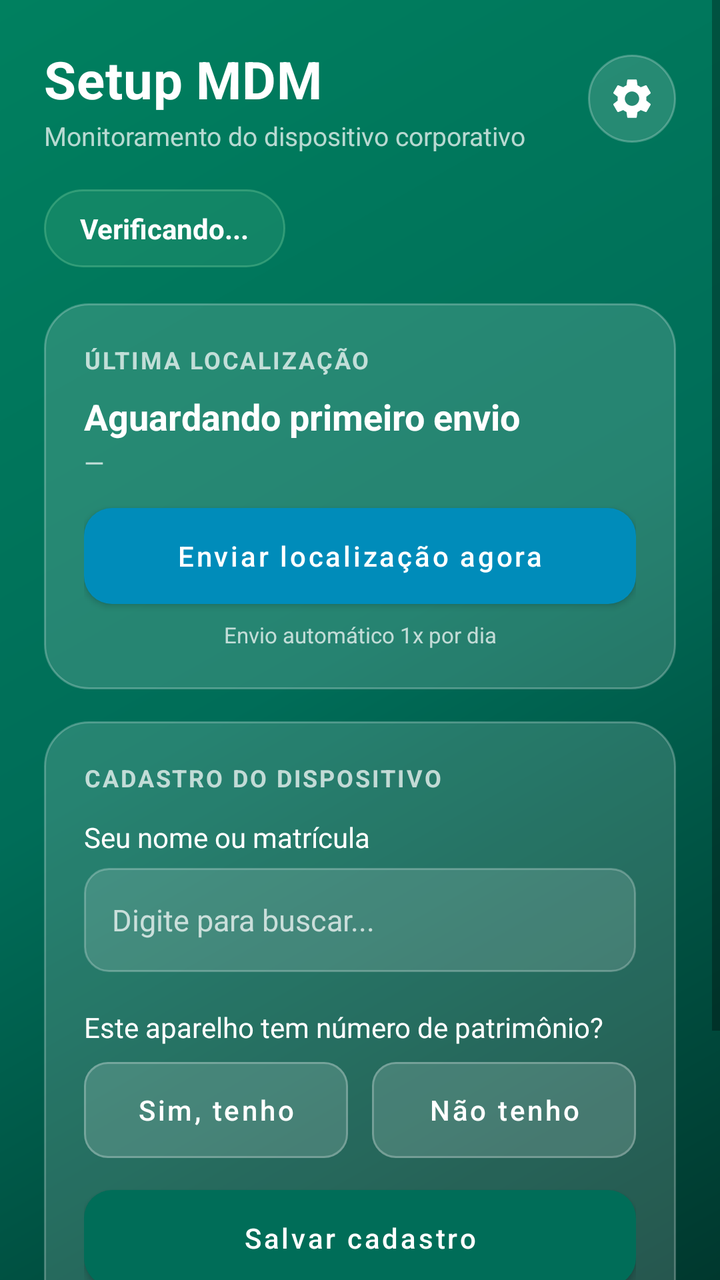
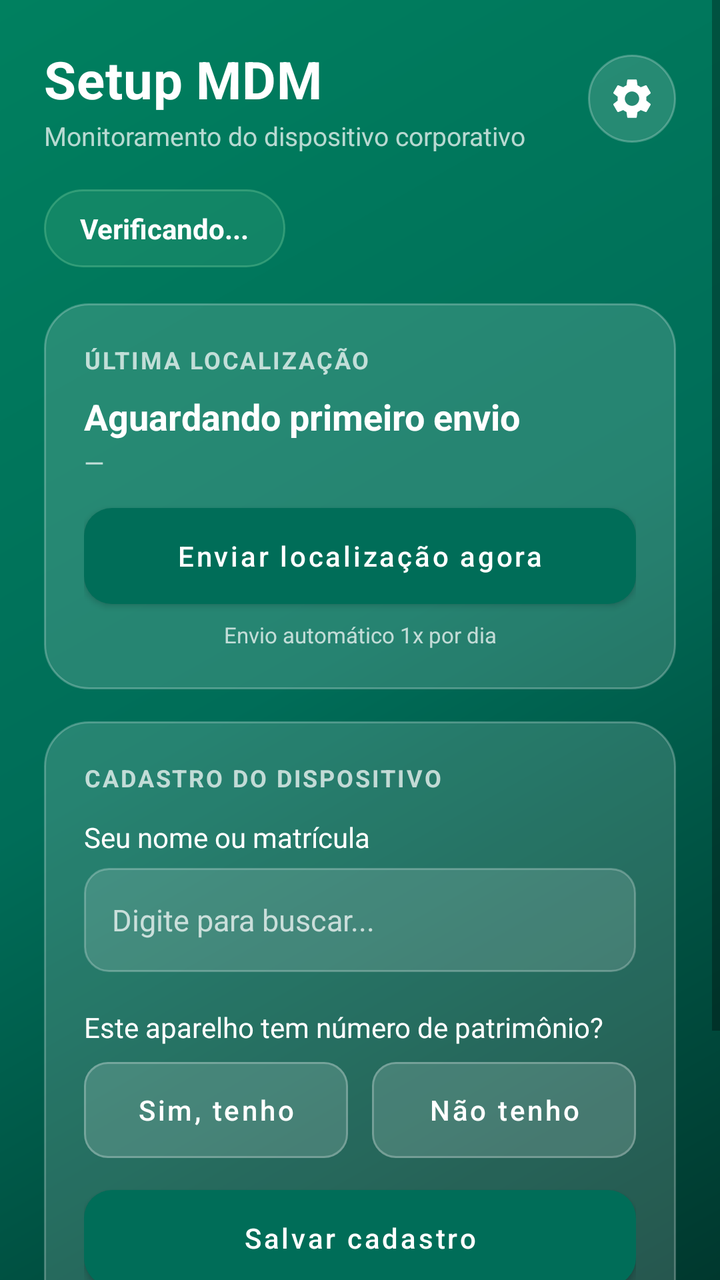

Before-and-after screenshots of an Android layout around one commit, followed by the original layout XML and the change that was made.
<!-- AndroidManifest.xml: application theme Theme.SetupMDM -->
<!-- res/layout/activity_main.xml -->
<?xml version="1.0" encoding="utf-8"?>
<FrameLayout xmlns:android="http://schemas.android.com/apk/res/android"
    xmlns:app="http://schemas.android.com/apk/res-auto"
    android:id="@+id/rootFrame"
    android:layout_width="match_parent"
    android:layout_height="match_parent">

    <ScrollView
        android:id="@+id/rootScroll"
        android:layout_width="match_parent"
        android:layout_height="match_parent"
        android:fillViewport="true">

        <LinearLayout
            android:layout_width="match_parent"
            android:layout_height="wrap_content"
            android:orientation="vertical"
            android:padding="@dimen/screen_padding">

            
            <LinearLayout
                android:layout_width="match_parent" android:layout_height="wrap_content"
                android:orientation="horizontal" android:gravity="center_vertical"
                android:paddingBottom="18dp">

                <LinearLayout
                    android:layout_width="0dp" android:layout_height="wrap_content"
                    android:layout_weight="1" android:orientation="vertical">
                    <TextView
                        android:layout_width="wrap_content" android:layout_height="wrap_content"
                        android:text="Setup MDM" android:textColor="@color/textOnDark"
                        android:textSize="26sp" android:textStyle="bold" android:letterSpacing="0.01"/>
                    <TextView
                        android:layout_width="match_parent" android:layout_height="wrap_content"
                        android:text="Monitoramento do dispositivo corporativo"
                        android:textColor="@color/textMuted" android:textSize="13sp"
                        android:paddingTop="2dp"/>
                </LinearLayout>

                <ImageButton
                    android:id="@+id/btnConfig"
                    android:layout_width="44dp" android:layout_height="44dp"
                    android:src="@drawable/ic_gear"
                    android:background="@drawable/circle_glass"
                    android:scaleType="centerInside"
                    android:padding="10dp"
                    android:contentDescription="Configurações"/>
            </LinearLayout>

            
            <TextView
                android:id="@+id/statusPill"
                android:layout_width="wrap_content" android:layout_height="wrap_content"
                android:text="Verificando..." android:textColor="@color/textOnDark"
                android:textSize="14sp" android:textStyle="bold"
                android:paddingHorizontal="18dp" android:paddingVertical="10dp"
                android:background="@drawable/pill_ok" android:layout_marginBottom="18dp"/>

            
            <LinearLayout
                android:layout_width="match_parent" android:layout_height="wrap_content"
                android:orientation="vertical" android:background="@drawable/glass_card"
                android:padding="20dp" android:layout_marginBottom="16dp">

                <TextView
                    android:layout_width="match_parent" android:layout_height="wrap_content"
                    android:text="ÚLTIMA LOCALIZAÇÃO" android:textColor="@color/textMuted"
                    android:textSize="12sp" android:textStyle="bold" android:letterSpacing="0.08"/>
                <TextView
                    android:id="@+id/txtLastLoc"
                    android:layout_width="match_parent" android:layout_height="wrap_content"
                    android:text="Aguardando primeiro envio" android:textColor="@color/textOnDark"
                    android:textSize="18sp" android:textStyle="bold" android:paddingTop="8dp"/>
                <TextView
                    android:id="@+id/txtLastTime"
                    android:layout_width="match_parent" android:layout_height="wrap_content"
                    android:text="—" android:textColor="@color/textMuted"
                    android:textSize="13sp" android:paddingTop="2dp"/>

                <TextView
                    android:id="@+id/txtEnvioStatus"
                    android:layout_width="match_parent" android:layout_height="wrap_content"
                    android:text="" android:textColor="@color/ok" android:textSize="13sp"
                    android:paddingTop="8dp" android:visibility="gone"/>

                <com.google.android.material.button.MaterialButton
                    android:id="@+id/btnEnviarAgora"
                    style="@style/Widget.MaterialComponents.Button"
                    android:layout_width="match_parent" android:layout_height="wrap_content"
                    android:text="Enviar localização agora" android:textColor="@color/white"
                    android:textAllCaps="false" android:layout_marginTop="14dp"
                    android:insetTop="0dp" android:insetBottom="0dp"
                    app:backgroundTint="@color/accent" app:cornerRadius="14dp" app:elevation="0dp"/>
                <TextView
                    android:layout_width="match_parent" android:layout_height="wrap_content"
                    android:text="Envio automático 1x por dia"
                    android:textColor="@color/textMuted" android:textSize="11sp"
                    android:gravity="center" android:paddingTop="8dp"/>
            </LinearLayout>

            
            <LinearLayout
                android:layout_width="match_parent" android:layout_height="wrap_content"
                android:orientation="vertical" android:background="@drawable/glass_card"
                android:padding="20dp" android:layout_marginBottom="16dp">

                <TextView
                    android:layout_width="match_parent" android:layout_height="wrap_content"
                    android:text="CADASTRO DO DISPOSITIVO" android:textColor="@color/textMuted"
                    android:textSize="12sp" android:textStyle="bold" android:letterSpacing="0.08"/>

                
                <LinearLayout
                    android:id="@+id/formCadastro"
                    android:layout_width="match_parent" android:layout_height="wrap_content"
                    android:orientation="vertical" android:paddingTop="12dp">

                    <TextView
                        android:layout_width="match_parent" android:layout_height="wrap_content"
                        android:text="Seu nome ou matrícula" android:textColor="@color/textOnDark"
                        android:textSize="14sp" android:paddingBottom="6dp"/>
                    <AutoCompleteTextView
                        android:id="@+id/autoColaborador"
                        android:layout_width="match_parent" android:layout_height="52dp"
                        android:hint="Digite para buscar..." android:textColorHint="@color/textMuted"
                        android:textColor="@color/textOnDark" android:textSize="15sp"
                        android:background="@drawable/glass_input" android:paddingHorizontal="14dp"
                        android:completionThreshold="2" android:inputType="text" android:imeOptions="actionSearch"/>

                    
                    <TextView
                        android:layout_width="match_parent" android:layout_height="wrap_content"
                        android:text="Este aparelho tem número de patrimônio?"
                        android:textColor="@color/textOnDark"
                        android:textSize="14sp" android:paddingTop="18dp" android:paddingBottom="8dp"/>
                    <LinearLayout
                        android:layout_width="match_parent" android:layout_height="wrap_content"
                        android:orientation="horizontal">
                        <com.google.android.material.button.MaterialButton
                            android:id="@+id/btnTemPatSim"
                            style="@style/Widget.MaterialComponents.Button.OutlinedButton"
                            android:layout_width="0dp" android:layout_height="wrap_content"
                            android:layout_weight="1" android:layout_marginEnd="6dp"
                            android:text="Sim, tenho" android:textColor="@color/textOnDark"
                            android:textAllCaps="false"
                            android:insetTop="0dp" android:insetBottom="0dp"
                            app:backgroundTint="@color/glassFill"
                            app:strokeColor="@color/glassStroke" app:strokeWidth="1dp"
                            app:cornerRadius="12dp"/>
                        <com.google.android.material.button.MaterialButton
                            android:id="@+id/btnTemPatNao"
                            style="@style/Widget.MaterialComponents.Button.OutlinedButton"
                            android:layout_width="0dp" android:layout_height="wrap_content"
                            android:layout_weight="1" android:layout_marginStart="6dp"
                            android:text="Não tenho" android:textColor="@color/textOnDark"
                            android:textAllCaps="false"
                            android:insetTop="0dp" android:insetBottom="0dp"
                            app:backgroundTint="@color/glassFill"
                            app:strokeColor="@color/glassStroke" app:strokeWidth="1dp"
                            app:cornerRadius="12dp"/>
                    </LinearLayout>

                    
                    <LinearLayout
                        android:id="@+id/boxPatrimonio"
                        android:layout_width="match_parent" android:layout_height="wrap_content"
                        android:orientation="vertical" android:visibility="gone">
                        <TextView
                            android:layout_width="match_parent" android:layout_height="wrap_content"
                            android:text="Patrimônio (até 7 dígitos)" android:textColor="@color/textOnDark"
                            android:textSize="14sp" android:paddingTop="16dp" android:paddingBottom="6dp"/>
                        <EditText
                            android:id="@+id/edtPatrimonio"
                            android:layout_width="match_parent" android:layout_height="52dp"
                            android:hint="Ex.: 1234567" android:textColorHint="@color/textMuted"
                            android:textColor="@color/textOnDark" android:textSize="15sp"
                            android:background="@drawable/glass_input" android:paddingHorizontal="14dp"
                            android:inputType="number" android:maxLength="7"/>
                    </LinearLayout>

                    
                    <LinearLayout
                        android:id="@+id/boxImei"
                        android:layout_width="match_parent" android:layout_height="wrap_content"
                        android:orientation="vertical" android:visibility="gone">
                        <TextView
                            android:layout_width="match_parent" android:layout_height="wrap_content"
                            android:text="IMEI do aparelho" android:textColor="@color/textOnDark"
                            android:textSize="14sp" android:paddingTop="16dp" android:paddingBottom="6dp"/>
                        <LinearLayout
                            android:layout_width="match_parent" android:layout_height="wrap_content"
                            android:orientation="horizontal" android:gravity="center_vertical">
                            <EditText
                                android:id="@+id/edtImei"
                                android:layout_width="0dp" android:layout_height="52dp"
                                android:layout_weight="1"
                                android:hint="Ex.: 356938035643809" android:textColorHint="@color/textMuted"
                                android:textColor="@color/textOnDark" android:textSize="15sp"
                                android:background="@drawable/glass_input" android:paddingHorizontal="14dp"
                                android:inputType="number" android:maxLength="17"/>
                            <com.google.android.material.button.MaterialButton
                                android:id="@+id/btnDiscarImei"
                                style="@style/Widget.MaterialComponents.Button"
                                android:layout_width="wrap_content" android:layout_height="52dp"
                                android:layout_marginStart="8dp"
                                android:text="*#06#" android:textColor="@color/white"
                                android:textAllCaps="false" android:textSize="13sp"
                                android:minWidth="0dp"
                                android:insetTop="0dp" android:insetBottom="0dp"
                                android:paddingHorizontal="14dp"
                                app:backgroundTint="@color/glassFill"
                                app:strokeColor="@color/glassStroke" app:strokeWidth="1dp"
                                app:cornerRadius="12dp" app:elevation="0dp"/>
                        </LinearLayout>
                        <TextView
                            android:layout_width="match_parent" android:layout_height="wrap_content"
                            android:text="Toque em *#06# para o aparelho mostrar o IMEI."
                            android:textColor="@color/textMuted" android:textSize="11sp"
                            android:paddingTop="6dp"/>
                    </LinearLayout>

                    <TextView
                        android:id="@+id/txtCadastroErro"
                        android:layout_width="match_parent" android:layout_height="wrap_content"
                        android:text="" android:textColor="@color/error" android:textSize="13sp"
                        android:paddingTop="10dp" android:visibility="gone"/>

                    <com.google.android.material.button.MaterialButton
                        android:id="@+id/btnSalvarCadastro"
                        style="@style/Widget.MaterialComponents.Button"
                        android:layout_width="match_parent" android:layout_height="wrap_content"
                        android:text="Salvar cadastro" android:textColor="@color/white"
                        android:textAllCaps="false" android:layout_marginTop="16dp"
                        android:insetTop="0dp" android:insetBottom="0dp"
                        app:backgroundTint="@color/primary" app:cornerRadius="14dp" app:elevation="0dp"/>
                    <TextView
                        android:layout_width="match_parent" android:layout_height="wrap_content"
                        android:text="Depois de salvar, o cadastro não pode ser alterado."
                        android:textColor="@color/textMuted" android:textSize="11sp"
                        android:gravity="center" android:paddingTop="8dp"/>
                </LinearLayout>

                
                <LinearLayout
                    android:id="@+id/cadastroTravado"
                    android:layout_width="match_parent" android:layout_height="wrap_content"
                    android:orientation="vertical" android:paddingTop="12dp" android:visibility="gone">
                    <TextView
                        android:id="@+id/txtColabNome"
                        android:layout_width="match_parent" android:layout_height="wrap_content"
                        android:text="—" android:textColor="@color/textOnDark"
                        android:textSize="18sp" android:textStyle="bold"/>
                    <TextView
                        android:id="@+id/txtColabCargo"
                        android:layout_width="match_parent" android:layout_height="wrap_content"
                        android:text="" android:textColor="@color/textMuted" android:textSize="13sp"/>
                    <TextView
                        android:id="@+id/txtDoc"
                        android:layout_width="match_parent" android:layout_height="wrap_content"
                        android:text="" android:textColor="@color/textOnDark" android:textSize="15sp"
                        android:paddingTop="10dp"/>
                    <TextView
                        android:id="@+id/txtCadInfo"
                        android:layout_width="match_parent" android:layout_height="wrap_content"
                        android:text="🔒 Cadastro concluído" android:textColor="@color/ok"
                        android:textSize="12sp" android:paddingTop="10dp"/>
                </LinearLayout>
            </LinearLayout>

            
            <LinearLayout
                android:layout_width="match_parent" android:layout_height="wrap_content"
                android:orientation="horizontal" android:gravity="center_vertical"
                android:background="@drawable/glass_input" android:padding="16dp"
                android:layout_marginBottom="6dp">
                <TextView
                    android:layout_width="wrap_content" android:layout_height="wrap_content"
                    android:text="⚠" android:textSize="20sp" android:paddingEnd="12dp"/>
                <TextView
                    android:layout_width="0dp" android:layout_height="wrap_content"
                    android:layout_weight="1"
                    android:text="Não desinstale este aplicativo. Ele é gerenciado pela TI da empresa."
                    android:textColor="@color/textOnDark" android:textSize="13sp"/>
            </LinearLayout>

        </LinearLayout>
    </ScrollView>

    
    <LinearLayout
        android:id="@+id/offlineOverlay"
        android:layout_width="match_parent" android:layout_height="match_parent"
        android:orientation="vertical" android:gravity="center"
        android:background="@drawable/bg_gradient"
        android:padding="40dp" android:visibility="gone"
        android:clickable="true" android:focusable="true">

        <TextView
            android:layout_width="wrap_content" android:layout_height="wrap_content"
            android:text="📡" android:textSize="52sp"/>
        <TextView
            android:layout_width="match_parent" android:layout_height="wrap_content"
            android:text="Sem conexão" android:textColor="@color/textOnDark"
            android:textSize="24sp" android:textStyle="bold" android:gravity="center"
            android:paddingTop="16dp"/>
        <TextView
            android:layout_width="match_parent" android:layout_height="wrap_content"
            android:text="Conecte-se à internet (Wi-Fi ou dados móveis) para continuar o cadastro e o envio de localização."
            android:textColor="@color/textMuted" android:textSize="14sp" android:gravity="center"
            android:paddingTop="10dp"/>
        <com.google.android.material.button.MaterialButton
            android:id="@+id/btnTentarNovamente"
            style="@style/Widget.MaterialComponents.Button"
            android:layout_width="wrap_content" android:layout_height="wrap_content"
            android:text="Tentar novamente" android:textColor="@color/white"
            android:textAllCaps="false" android:layout_marginTop="24dp"
            android:insetTop="0dp" android:insetBottom="0dp"
            android:paddingHorizontal="28dp"
            app:backgroundTint="@color/accent" app:cornerRadius="14dp" app:elevation="0dp"/>
    </LinearLayout>

</FrameLayout>
<!-- resources referenced by this layout -->
<resources>
  <color name="accent">#008CBA</color>
  <color name="error">#FF6B6B</color>
  <color name="glassFill">#26FFFFFF</color>
  <color name="glassStroke">#40FFFFFF</color>
  <color name="ok">#7BE0B0</color>
  <color name="primary">#006D58</color>
  <color name="textMuted">#B8FFFFFF</color>
  <color name="textOnDark">#FFFFFF</color>
  <color name="white">#FFFFFF</color>
  <dimen name="screen_padding">22dp</dimen>
  <!-- drawable bg_gradient (drawable) -->
  <?xml version="1.0" encoding="utf-8"?>
  <shape xmlns:android="http://schemas.android.com/apk/res/android" android:shape="rectangle">
      <gradient
          android:angle="315"
          android:startColor="#00805F"
          android:centerColor="#006D58"
          android:endColor="#00382E"
          android:type="linear"/>
  </shape>
  <!-- drawable circle_glass (drawable) -->
  <?xml version="1.0" encoding="utf-8"?>
  <shape xmlns:android="http://schemas.android.com/apk/res/android"
      android:shape="oval">
      <solid android:color="@color/glassFill"/>
      <stroke android:width="1dp" android:color="@color/glassStroke"/>
  </shape>
  <!-- drawable glass_card (drawable) -->
  <?xml version="1.0" encoding="utf-8"?>
  <shape xmlns:android="http://schemas.android.com/apk/res/android" android:shape="rectangle">
      <solid android:color="@color/glassFill"/>
      <corners android:radius="22dp"/>
      <stroke android:width="1dp" android:color="@color/glassStroke"/>
  </shape>
  <!-- drawable glass_input (drawable) -->
  <?xml version="1.0" encoding="utf-8"?>
  <shape xmlns:android="http://schemas.android.com/apk/res/android" android:shape="rectangle">
      <solid android:color="@color/inputFill"/>
      <corners android:radius="12dp"/>
      <stroke android:width="1dp" android:color="@color/glassStroke"/>
  </shape>
  <!-- drawable pill_ok (drawable) -->
  <?xml version="1.0" encoding="utf-8"?>
  <shape xmlns:android="http://schemas.android.com/apk/res/android" android:shape="rectangle">
      <solid android:color="#335BB98E"/>
      <corners android:radius="24dp"/>
      <stroke android:width="1dp" android:color="#805BB98E"/>
  </shape>
  <style name="Theme.SetupMDM" parent="Theme.MaterialComponents.Light.NoActionBar">
          <item name="colorPrimary">@color/primary</item>
          <item name="colorPrimaryVariant">@color/primaryDark</item>
          <item name="colorOnPrimary">@color/white</item>
          <item name="colorSecondary">@color/primaryLight</item>
          <item name="colorOnSecondary">@color/white</item>
          <item name="android:windowBackground">@drawable/bg_gradient</item>
          <item name="android:statusBarColor" tools:targetApi="21">@color/primaryDark</item>
          <item name="android:navigationBarColor" tools:targetApi="21">@color/primaryDark</item>
      </style>
  <color name="inputFill">#22FFFFFF</color>
  <color name="primaryDark">#00453A</color>
  <color name="primaryLight">#5BB98E</color>
  <!-- unchanged entries left out for length: 1 -->
</resources>

<!-- the commit's change to res/layout/activity_main.xml (unified diff, before → after) -->
@@ -90,7 +90,7 @@
                     android:text="Enviar localização agora" android:textColor="@color/white"
                     android:textAllCaps="false" android:layout_marginTop="14dp"
                     android:insetTop="0dp" android:insetBottom="0dp"
-                    app:backgroundTint="@color/accent" app:cornerRadius="14dp" app:elevation="0dp"/>
+                    app:backgroundTint="@color/primary" app:cornerRadius="14dp" app:elevation="0dp"/>
                 <TextView
                     android:layout_width="match_parent" android:layout_height="wrap_content"
                     android:text="Envio automático 1x por dia"
@@ -269,18 +269,45 @@
 
             
             <LinearLayout
+                android:id="@+id/updateBanner"
+                android:layout_width="match_parent" android:layout_height="wrap_content"
+                android:orientation="vertical"
+                android:background="@drawable/glass_card" android:padding="18dp"
+                android:layout_marginBottom="16dp" android:visibility="gone">
+                <TextView
+                    android:id="@+id/txtUpdateTitulo"
+                    android:layout_width="match_parent" android:layout_height="wrap_content"
+                    android:text="Atualização disponível" android:textColor="@color/textOnDark"
+                    android:textSize="15sp" android:textStyle="bold"/>
+                <TextView
+                    android:layout_width="match_parent" android:layout_height="wrap_content"
+                    android:text="Uma nova versão do app está pronta para instalar."
+                    android:textColor="@color/textMuted" android:textSize="12sp" android:paddingTop="2dp"/>
+                <com.google.android.material.button.MaterialButton
+                    android:id="@+id/btnAtualizarMain"
+                    style="@style/Widget.MaterialComponents.Button"
+                    android:layout_width="match_parent" android:layout_height="wrap_content"
+                    android:text="Atualizar agora" android:textColor="@color/white"
+                    android:textAllCaps="false" android:layout_marginTop="12dp"
+                    android:insetTop="0dp" android:insetBottom="0dp"
+                    app:backgroundTint="@color/primary" app:cornerRadius="14dp" app:elevation="0dp"/>
+            </LinearLayout>
+
+            
+            <LinearLayout
                 android:layout_width="match_parent" android:layout_height="wrap_content"
                 android:orientation="horizontal" android:gravity="center_vertical"
-                android:background="@drawable/glass_input" android:padding="16dp"
+                android:background="@drawable/glass_red" android:padding="16dp"
                 android:layout_marginBottom="6dp">
                 <TextView
                     android:layout_width="wrap_content" android:layout_height="wrap_content"
-                    android:text="⚠" android:textSize="20sp" android:paddingEnd="12dp"/>
+                    android:text="⚠" android:textColor="@color/redSoft"
+                    android:textSize="20sp" android:paddingEnd="12dp"/>
                 <TextView
                     android:layout_width="0dp" android:layout_height="wrap_content"
                     android:layout_weight="1"
                     android:text="Não desinstale este aplicativo. Ele é gerenciado pela TI da empresa."
-                    android:textColor="@color/textOnDark" android:textSize="13sp"/>
+                    android:textColor="@color/redSoft" android:textSize="13sp"/>
             </LinearLayout>
 
         </LinearLayout>
@@ -316,7 +343,7 @@
             android:textAllCaps="false" android:layout_marginTop="24dp"
             android:insetTop="0dp" android:insetBottom="0dp"
             android:paddingHorizontal="28dp"
-            app:backgroundTint="@color/accent" app:cornerRadius="14dp" app:elevation="0dp"/>
+            app:backgroundTint="@color/primary" app:cornerRadius="14dp" app:elevation="0dp"/>
     </LinearLayout>
 
 </FrameLayout>
<!-- resource entries referenced after the edit -->
@@ -1,11 +1,11 @@
 <!-- resources referenced by this layout -->
 <resources>
-  <color name="accent">#008CBA</color>
   <color name="error">#FF6B6B</color>
   <color name="glassFill">#26FFFFFF</color>
   <color name="glassStroke">#40FFFFFF</color>
   <color name="ok">#7BE0B0</color>
   <color name="primary">#006D58</color>
+  <color name="redSoft">#F1948A</color>
   <color name="textMuted">#B8FFFFFF</color>
   <color name="textOnDark">#FFFFFF</color>
   <color name="white">#FFFFFF</color>
@@ -41,6 +41,13 @@
       <corners android:radius="12dp"/>
       <stroke android:width="1dp" android:color="@color/glassStroke"/>
   </shape>
+  <!-- drawable glass_red (drawable) -->
+  <?xml version="1.0" encoding="utf-8"?>
+  <shape xmlns:android="http://schemas.android.com/apk/res/android" android:shape="rectangle">
+      <solid android:color="@color/redGlassFill"/>
+      <corners android:radius="16dp"/>
+      <stroke android:width="1dp" android:color="@color/redGlassStroke"/>
+  </shape>
   <!-- drawable pill_ok (drawable) -->
   <?xml version="1.0" encoding="utf-8"?>
   <shape xmlns:android="http://schemas.android.com/apk/res/android" android:shape="rectangle">
@@ -59,6 +66,8 @@
           <item name="android:navigationBarColor" tools:targetApi="21">@color/primaryDark</item>
       </style>
   <color name="inputFill">#22FFFFFF</color>
+  <color name="redGlassFill">#33C0392B</color>
+  <color name="redGlassStroke">#66C0392B</color>
   <color name="primaryDark">#00453A</color>
   <color name="primaryLight">#5BB98E</color>
   <!-- unchanged entries left out for length: 1 -->
